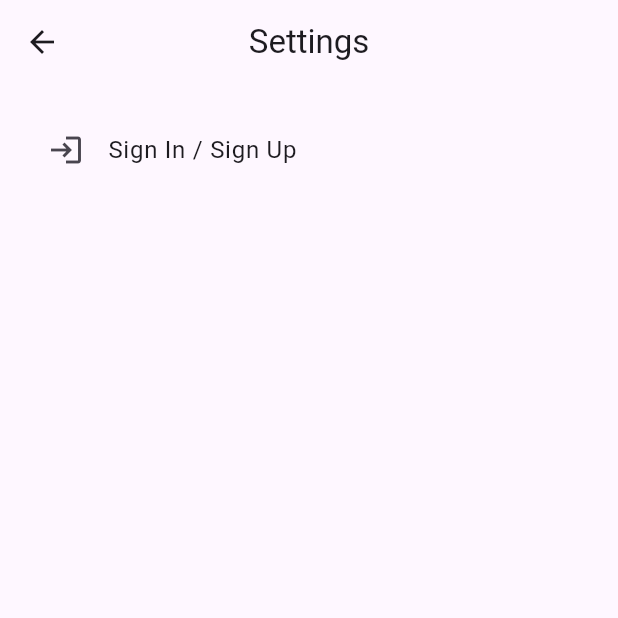
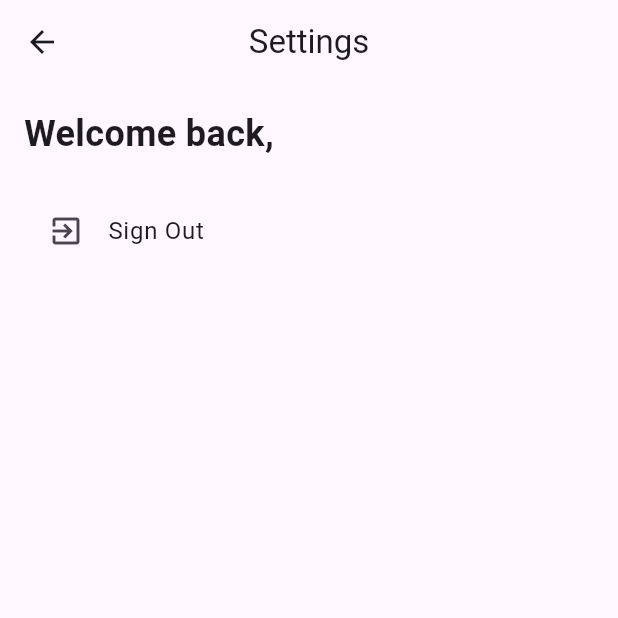
Before and after one commit to DavidNis/IOT_Project, a Flutter app: the SettingsScreen screen opened directly, on a phone screen of 412 x 824 dp, the top half of it. Run offline on Flutter 3.47's test engine with Material 3 defaults, Android fonts, the phone set to English and light mode, and no system bars; our stand-ins replace firebase_auth, firebase_database, fl_chart, geolocator; accounts and stored records are empty.

Commit message:
Update setting_screen.dart

```diff
--- a/App/lib/Screens/setting_screen.dart
+++ b/App/lib/Screens/setting_screen.dart
@@ -7,6 +7,19 @@ class SettingsScreen extends StatefulWidget {
 }
 
 class _SettingsScreenState extends State<SettingsScreen> {
+  final FirebaseAuth _auth = FirebaseAuth.instance;
+  User? _user;
+
+  @override
+  void initState() {
+    super.initState();
+    _auth.authStateChanges().listen((User? user) {
+      setState(() {
+        _user = user;
+      });
+    });
+  }
+
   @override
   Widget build(BuildContext context) {
     return Scaffold(
@@ -14,32 +27,40 @@ class _SettingsScreenState extends State<SettingsScreen> {
         title: Text('Settings'),
         centerTitle: true,
       ),
-      body: ListView(
-        padding: EdgeInsets.all(16.0),
+      body: Padding(
+        padding: const EdgeInsets.all(16.0),
+        child: Column(
+          crossAxisAlignment: CrossAxisAlignment.start,
           children: [
+            // Display welcome message at the top when signed in
+            if (_user != null)
+              Padding(
+                padding: const EdgeInsets.only(bottom: 20.0),
+                child: Text(
+                  'Welcome back, ${_user?.displayName ?? 'User'}', // This fetches the displayName directly from Firebase
+                  style: TextStyle(fontSize: 24, fontWeight: FontWeight.bold),
+                ),
+              ),
+            // Sign In/Sign Up or Sign Out button
+            if (_user != null)
+              ListTile(
+                leading: Icon(Icons.exit_to_app),
+                title: Text('Sign Out'),
+                onTap: () async {
+                  await _auth.signOut();
+                  setState(() {});
+                },
+              )
+            else
               ListTile(
                 leading: Icon(Icons.login),
                 title: Text('Sign In / Sign Up'),
                 onTap: () {
-              // Show the authentication dialog
                   _showAuthDialog();
                 },
               ),
-          // ListTile(
-          //   leading: Icon(Icons.notifications),
-          //   title: Text('Notifications'),
-          //   onTap: () {
-          //     // Placeholder for notifications settings
-          //   },
-          // ),
-          // ListTile(
-          //   leading: Icon(Icons.info),
-          //   title: Text('About'),
-          //   onTap: () {
-          //     // Placeholder for about section
-          //   },
-          // ),
           ],
+        ),
       ),
     );
   }
@@ -58,19 +79,31 @@ class _AuthDialog extends StatefulWidget {
 }
 
 class __AuthDialogState extends State<_AuthDialog> {
-  bool isSignUp = false; // Toggle between Sign In and Sign Up
+  bool isSignUp = false;
   final TextEditingController emailController = TextEditingController();
   final TextEditingController passwordController = TextEditingController();
   final TextEditingController confirmPasswordController = TextEditingController();
+  final TextEditingController usernameController = TextEditingController();
   final FirebaseAuth _auth = FirebaseAuth.instance;
 
   @override
   Widget build(BuildContext context) {
-    return AlertDialog(
+    return GestureDetector(
+      onTap: () {
+        // Close the keyboard when tapping outside of the dialog
+        FocusScope.of(context).unfocus();
+      },
+      child: AlertDialog(
         title: Text(isSignUp ? 'Sign Up' : 'Sign In'),
         content: Column(
           mainAxisSize: MainAxisSize.min,
           children: [
+            // Only show username field when signing up
+            if (isSignUp)
+              TextField(
+                controller: usernameController,
+                decoration: InputDecoration(labelText: 'Username'),
+              ),
             TextField(
               controller: emailController,
               decoration: InputDecoration(labelText: 'Email'),
@@ -94,20 +127,10 @@ class __AuthDialogState extends State<_AuthDialog> {
             children: [
               ElevatedButton(
                 onPressed: () => Navigator.of(context).pop(),
-              style: ElevatedButton.styleFrom(
-                minimumSize: Size(100, 40), // Larger button size
-                textStyle: TextStyle(fontSize: 16), // Larger font size
-              ),
                 child: Text('Cancel'),
               ),
               ElevatedButton(
-              onPressed: isSignUp
-                  ? () => _handleSignUp(context)
-                  : () => _handleSignIn(context),
-              style: ElevatedButton.styleFrom(
-                minimumSize: Size(100, 40), // Larger button size
-                textStyle: TextStyle(fontSize: 16), // Larger font size
-              ),
+                onPressed: isSignUp ? () => _handleSignUp(context) : () => _handleSignIn(context),
                 child: Text(isSignUp ? 'Sign Up' : 'Sign In'),
               ),
             ],
@@ -116,7 +139,7 @@ class __AuthDialogState extends State<_AuthDialog> {
             child: TextButton(
               onPressed: () {
                 setState(() {
-                isSignUp = !isSignUp; // Toggle between Sign In and Sign Up
+                  isSignUp = !isSignUp; // Toggle between Sign Up and Sign In
                 });
               },
               child: Text(
@@ -128,6 +151,7 @@ class __AuthDialogState extends State<_AuthDialog> {
             ),
           ),
         ],
+      ),
     );
   }
 
@@ -159,8 +183,9 @@ class __AuthDialogState extends State<_AuthDialog> {
     final email = emailController.text.trim();
     final password = passwordController.text.trim();
     final confirmPassword = confirmPasswordController.text.trim();
+    final username = usernameController.text.trim();
 
-    if (email.isEmpty || password.isEmpty || confirmPassword.isEmpty) {
+    if (email.isEmpty || password.isEmpty || confirmPassword.isEmpty || username.isEmpty) {
       ScaffoldMessenger.of(context).showSnackBar(
         SnackBar(content: Text('Please fill in all fields')),
       );
@@ -175,7 +200,14 @@ class __AuthDialogState extends State<_AuthDialog> {
     }
 
     try {
-      await _auth.createUserWithEmailAndPassword(email: email, password: password);
+      UserCredential userCredential = await _auth.createUserWithEmailAndPassword(
+        email: email,
+        password: password,
+      );
+
+      // Set the display name to username
+      await userCredential.user?.updateDisplayName(username);
+
       Navigator.of(context).pop();
       ScaffoldMessenger.of(context).showSnackBar(
         SnackBar(content: Text('Account created successfully for $email')),
```
Lines whose indentation alone changed are shown as unchanged.
